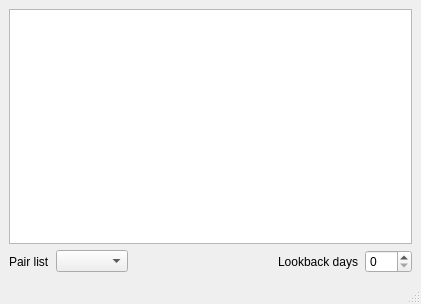
This is mainwindow.ui in QTinman/TimeframeWalker as Qt 5 draws it before an edit. The edited form follows.
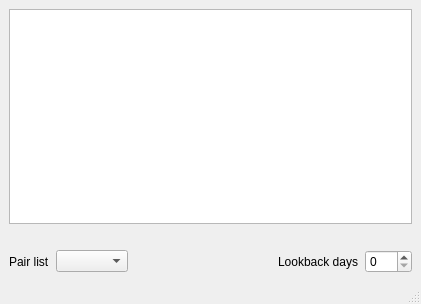
This is the edited form. Icons and pictures are not drawn.

Commit message: Added message with date of lookback

What changed in the file:
```diff
--- a/mainwindow.ui
+++ b/mainwindow.ui
@@ -22,7 +22,7 @@
     <item row="0" column="0">
      <widget class="QPlainTextEdit" name="transferLog"/>
     </item>
-    <item row="1" column="0">
+    <item row="2" column="0">
      <layout class="QHBoxLayout" name="horizontalLayout">
       <item>
        <widget class="QLabel" name="label">
@@ -63,6 +63,16 @@
       </item>
      </layout>
     </item>
+    <item row="1" column="0">
+     <widget class="QLabel" name="message">
+      <property name="text">
+       <string/>
+      </property>
+      <property name="alignment">
+       <set>Qt::AlignCenter</set>
+      </property>
+     </widget>
+    </item>
    </layout>
   </widget>
   <widget class="QMenuBar" name="menubar">
```
The commit also changes 1 other file.
